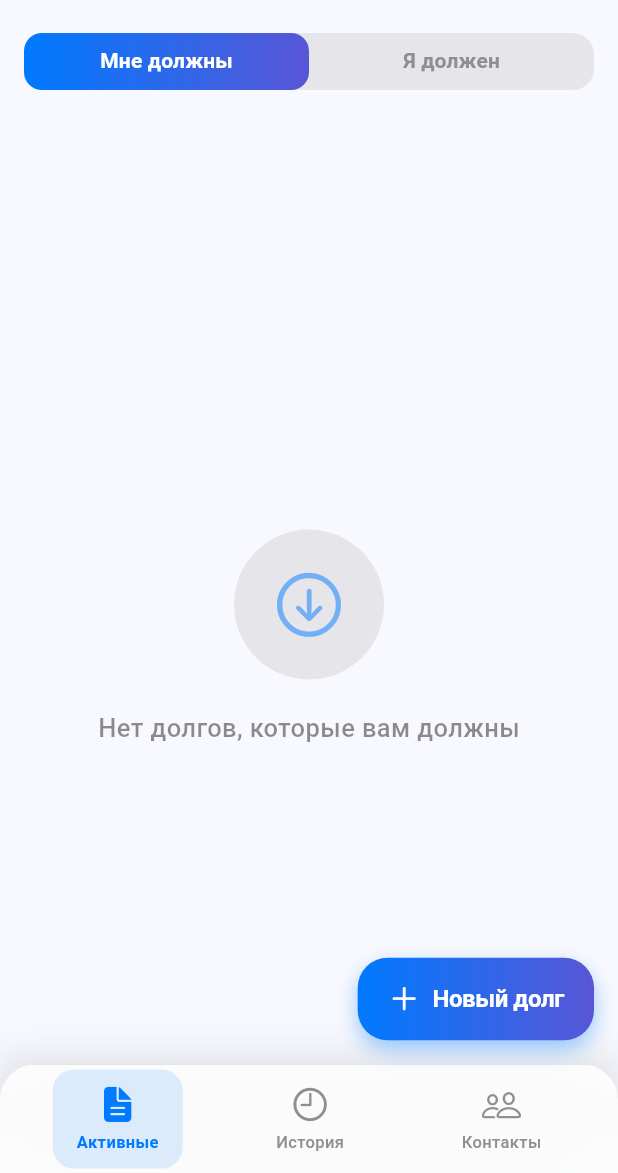
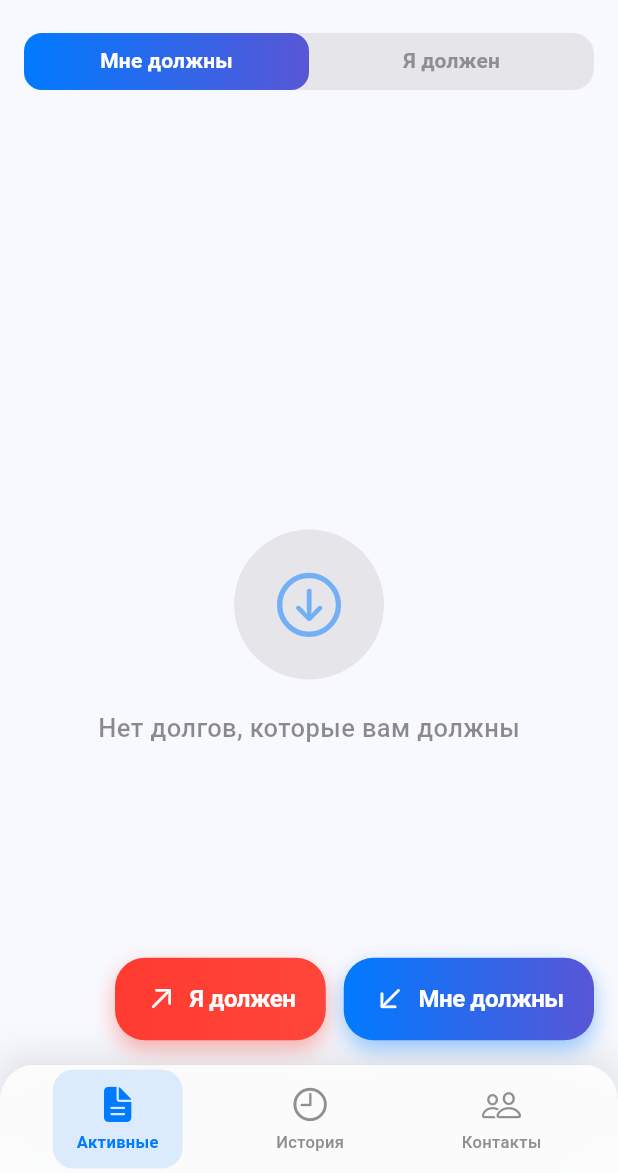
Before and after one commit to Nurtilekb/mydebt, a Flutter app: the screen it shows once a user with an empty profile is signed in, on a phone screen of 412 x 824 dp, the part 63-1236 px from its top. Run offline on Flutter 3.47's test engine with Material 3 defaults, Android fonts, the phone set to English and light mode, and no system bars; our stand-ins replace cloud_firestore, firebase_auth, firebase_core, firebase_messaging, flutter_contacts, google_sign_in and 1 more; accounts and stored records are empty; network calls fail.

Commit message:
Add debt type buttons and dark mode color fixes
Key features implemented:
- Add DebtType enum in debt_model.dart to distinguish between 'owedToMe' and 'iOwe' debts
- Update CreateDebtScreen to accept DebtType parameter and show different UI/texts based on debt type
- Replace single FAB in HomeScreen with two separate buttons for 'I owe' and 'I'm owed' with distinct colors
- Fix dark mode text visibility issues throughout create debt screen and home screen UI elements
- Update .gitignore file to use Flutter/Dart specific template instead of generic one

The changes implement the requested feature to split the add debt button into two types while addressing dark mode color contrast issues across the UI. The debt creation flow now clearly distinguishes between debts owed to the user versus debts the user owes to others.

```diff
--- a/lib/models/debt_model.dart
+++ b/lib/models/debt_model.dart
@@ -1,4 +1,6 @@
 import 'package:cloud_firestore/cloud_firestore.dart';
+
+enum DebtType { owedToMe, iOwe }
 
 enum DebtStatus {
   pending,
--- a/lib/screens/home_screen.dart
+++ b/lib/screens/home_screen.dart
@@ -8,6 +8,7 @@ import 'active_debts_screen.dart';
 import 'history_screen.dart';
 import 'create_debt_screen.dart';
 import 'contacts_screen.dart';
+import '../models/debt_model.dart';
 
 class HomeScreen extends StatefulWidget {
   const HomeScreen({super.key});
@@ -166,7 +167,73 @@ class _HomeScreenState extends State<HomeScreen>
         floatingActionButton: _currentIndex == 0
             ? ScaleTransition(
                 scale: _fabAnimation,
-                child: Container(
+                child: Row(
+                  mainAxisSize: MainAxisSize.min,
+                  children: [
+                    // Button for "Я должен" (I owe)
+                    Container(
+                      decoration: BoxDecoration(
+                        gradient: LinearGradient(
+                          colors: [
+                            const Color(0xFFFF3B30), // iOS Red
+                            const Color(0xFFFF453A),
+                          ],
+                        ),
+                        borderRadius: BorderRadius.circular(20),
+                        boxShadow: [
+                          BoxShadow(
+                            color: const Color(0xFFFF3B30).withOpacity(0.4),
+                            blurRadius: 12,
+                            offset: const Offset(0, 6),
+                          ),
+                        ],
+                      ),
+                      child: Material(
+                        color: Colors.transparent,
+                        child: InkWell(
+                          borderRadius: BorderRadius.circular(20),
+                          onTap: () {
+                            Navigator.push(
+                              context,
+                              MaterialPageRoute(
+                                builder: (_) => const CreateDebtScreen(
+                                  debtType: DebtType.iOwe,
+                                ),
+                              ),
+                            );
+                          },
+                          child: Padding(
+                            padding: const EdgeInsets.symmetric(
+                              horizontal: 20,
+                              vertical: 16,
+                            ),
+                            child: Row(
+                              mainAxisSize: MainAxisSize.min,
+                              children: [
+                                const Icon(
+                                  CupertinoIcons.arrow_up_right,
+                                  color: Colors.white,
+                                  size: 22,
+                                ),
+                                const SizedBox(width: 8),
+                                Text(
+                                  'Я должен',
+                                  style: TextStyle(
+                                    color: Colors.white,
+                                    fontWeight: FontWeight.w600,
+                                    fontSize: 16,
+                                    letterSpacing: -0.3,
+                                  ),
+                                ),
+                              ],
+                            ),
+                          ),
+                        ),
+                      ),
+                    ),
+                    const SizedBox(width: 12),
+                    // Button for "Мне должны" (I'm owed)
+                    Container(
                       decoration: BoxDecoration(
                         gradient: LinearGradient(
                           colors: [
@@ -193,7 +260,9 @@ class _HomeScreenState extends State<HomeScreen>
                             Navigator.push(
                               context,
                               MaterialPageRoute(
-                            builder: (_) => const CreateDebtScreen(),
+                                builder: (_) => const CreateDebtScreen(
+                                  debtType: DebtType.owedToMe,
+                                ),
                               ),
                             );
                           },
@@ -206,13 +275,13 @@ class _HomeScreenState extends State<HomeScreen>
                               mainAxisSize: MainAxisSize.min,
                               children: [
                                 const Icon(
-                              CupertinoIcons.plus,
+                                  CupertinoIcons.arrow_down_left,
                                   color: Colors.white,
                                   size: 22,
                                 ),
                                 const SizedBox(width: 8),
                                 Text(
-                              'Новый долг',
+                                  'Мне должны',
                                   style: TextStyle(
                                     color: Colors.white,
                                     fontWeight: FontWeight.w600,
@@ -225,6 +294,8 @@ class _HomeScreenState extends State<HomeScreen>
                           ),
                         ),
                       ),
+                    ),
+                  ],
                 ),
               )
             : null,
```
Also changed, not shown: lib/screens/create_debt_screen.dart (+64 -36 lines), 1 other file. Lines whose indentation alone changed are shown as unchanged.
